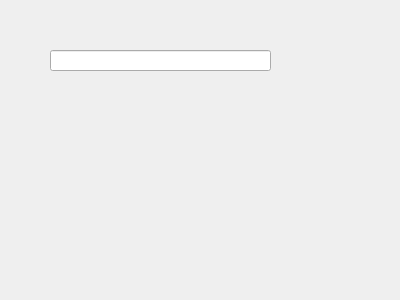
This is qt/TrafficMonitor/updatetipsdialog.ui in wxz879526/TrafficMonitor as Qt 5 draws it before an edit. The edited form follows.
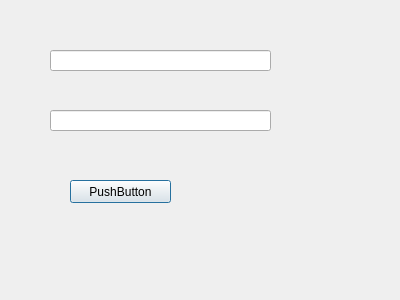
This is the edited form.

What changed in the file:
```diff
--- a/qt/TrafficMonitor/updatetipsdialog.ui
+++ b/qt/TrafficMonitor/updatetipsdialog.ui
@@ -26,6 +26,29 @@
     </rect>
    </property>
   </widget>
+  <widget class="QLineEdit" name="lineEdit_2">
+   <property name="geometry">
+    <rect>
+     <x>50</x>
+     <y>110</y>
+     <width>221</width>
+     <height>21</height>
+    </rect>
+   </property>
+  </widget>
+  <widget class="QPushButton" name="pushButton1">
+   <property name="geometry">
+    <rect>
+     <x>70</x>
+     <y>180</y>
+     <width>101</width>
+     <height>23</height>
+    </rect>
+   </property>
+   <property name="text">
+    <string>PushButton</string>
+   </property>
+  </widget>
  </widget>
  <resources/>
  <connections/>
```
